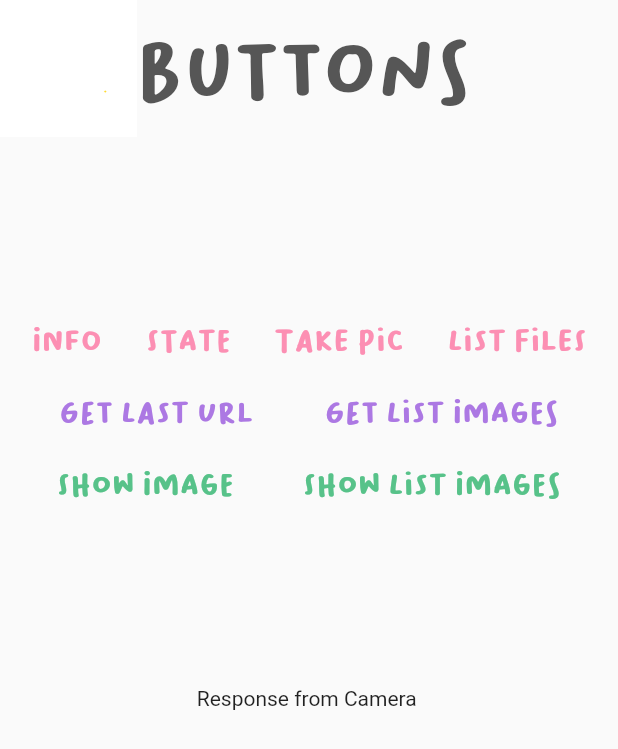
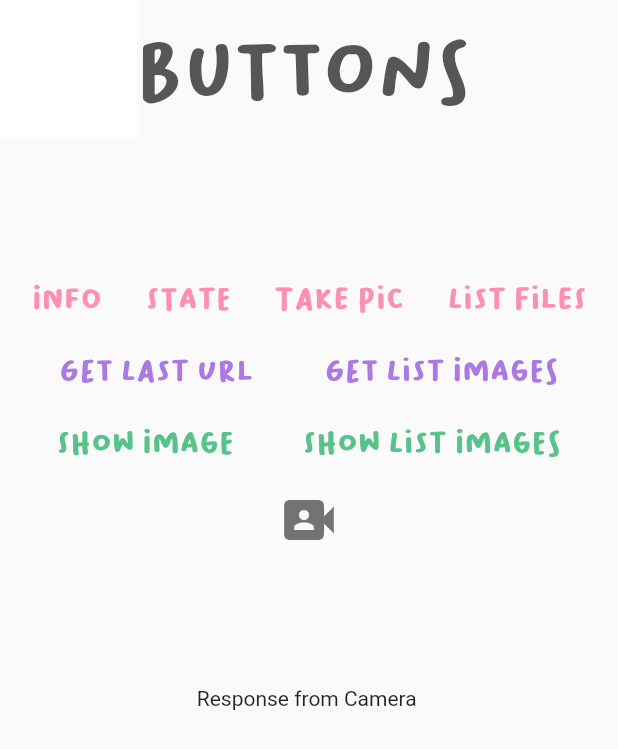
Before and after one commit to caitlynbakery/theta_x_bloc, a Flutter app: the screen it shows after launch, on a phone screen of 412 x 824 dp. Shown: the top 749 px of the screen. Run offline on Flutter 3.47's test engine with Material 2 defaults, Android fonts, the phone set to English and light mode, and no system bars; our stand-ins replace bloc, equatable, flutter_bloc; missing offline and left inert: dart:ffi, panorama.

```diff
--- a/lib/view/button/button_column.dart
+++ b/lib/view/button/button_column.dart
@@ -1,5 +1,6 @@
 import 'package:flutter/material.dart';
 import 'package:flutter_bloc/flutter_bloc.dart';
+import 'package:theta_bloc_app/view/screens/video_settings.dart';
 
 import '../../blocs/theta/theta_bloc.dart';
 
@@ -116,6 +117,22 @@ class ButtonColumn extends StatelessWidget {
                 )),
           ],
         ),
+        Row(
+          mainAxisAlignment: MainAxisAlignment.spaceEvenly,
+          children: [
+            IconButton(
+              onPressed: () {
+                Navigator.push(context,
+                    MaterialPageRoute(builder: ((context) => VideoSettings())));
+              },
+              icon: Icon(
+                Icons.video_camera_front,
+                color: Colors.black54,
+              ),
+              iconSize: 40,
+            )
+          ],
+        )
       ],
     );
   }
--- a/pubspec.yaml
+++ b/pubspec.yaml
@@ -37,6 +37,7 @@ dependencies:
   flutter_bloc: ^8.0.1
   http: ^0.13.4
   equatable: ^2.0.3
+  panorama: ^0.4.1
 
 dev_dependencies:
   flutter_test:
```
Also changed, not shown: lib/view/response_window/response_window.dart (+12 -1 lines), lib/view/screens/full_image_screen.dart (added, +14 -0 lines), lib/view/screens/video_settings.dart (added, +17 -0 lines), pubspec.lock, 3 other files.
